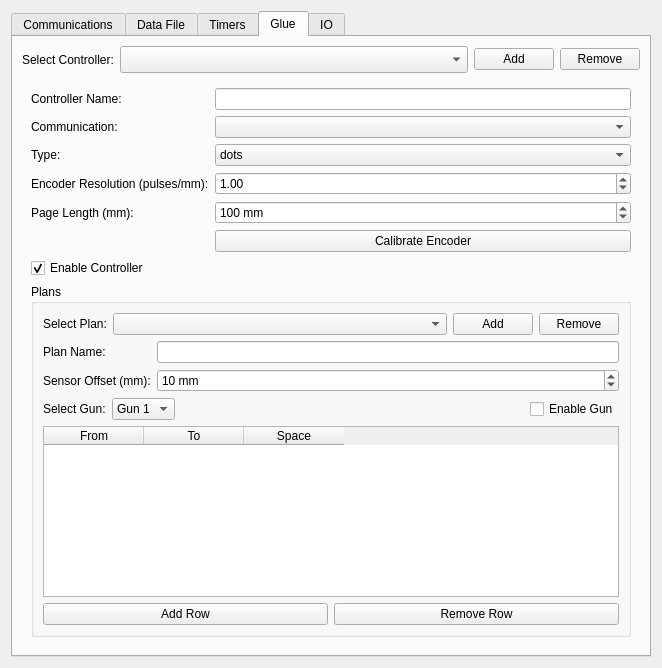
The window that src/gui/SettingsWindow.ui (orkiman/MachineController) describes before a commit, drawn with Qt 5.
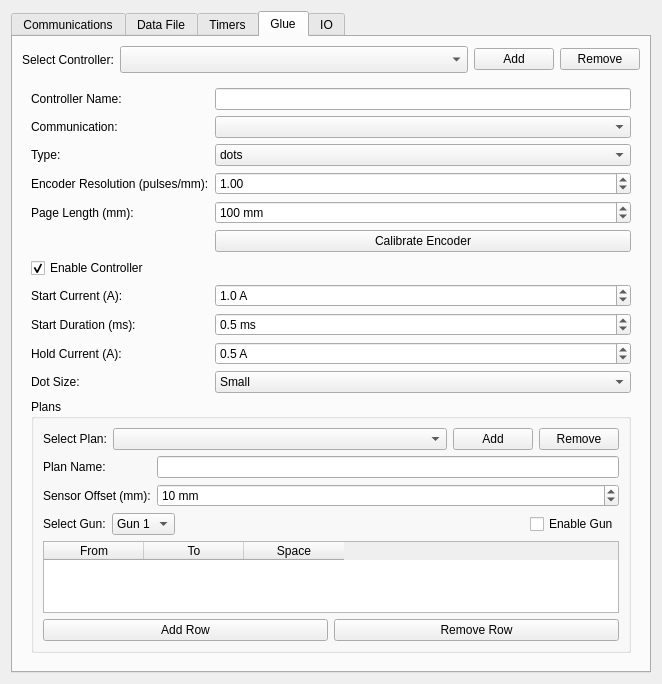
The same window after the commit. The open tabs and pages were chosen to show the change.

Commit message: added glue gun start/cont current, start duration and dot size

```diff
--- a/src/gui/SettingsWindow.ui
+++ b/src/gui/SettingsWindow.ui
@@ -606,6 +606,119 @@
                </property>
               </widget>
              </item>
+             <item row="7" column="0">
+              <widget class="QLabel" name="glueStartCurrentLabel">
+               <property name="text">
+                <string>Start Current (A):</string>
+               </property>
+              </widget>
+             </item>
+             <item row="7" column="1">
+              <widget class="QDoubleSpinBox" name="glueStartCurrentSpinBox">
+               <property name="decimals">
+                <number>1</number>
+               </property>
+               <property name="minimum">
+                <double>0.000000000000000</double>
+               </property>
+               <property name="maximum">
+                <double>3.000000000000000</double>
+               </property>
+               <property name="singleStep">
+                <double>0.100000000000000</double>
+               </property>
+               <property name="value">
+                <double>1.000000000000000</double>
+               </property>
+               <property name="suffix">
+                <string> A</string>
+               </property>
+              </widget>
+             </item>
+             <item row="8" column="0">
+              <widget class="QLabel" name="glueStartDurationLabel">
+               <property name="text">
+                <string>Start Duration (ms):</string>
+               </property>
+              </widget>
+             </item>
+             <item row="8" column="1">
+              <widget class="QDoubleSpinBox" name="glueStartDurationSpinBox">
+               <property name="decimals">
+                <number>1</number>
+               </property>
+               <property name="minimum">
+                <double>0.000000000000000</double>
+               </property>
+               <property name="maximum">
+                <double>3.000000000000000</double>
+               </property>
+               <property name="singleStep">
+                <double>0.100000000000000</double>
+               </property>
+               <property name="value">
+                <double>0.500000000000000</double>
+               </property>
+               <property name="suffix">
+                <string> ms</string>
+               </property>
+              </widget>
+             </item>
+             <item row="9" column="0">
+              <widget class="QLabel" name="glueHoldCurrentLabel">
+               <property name="text">
+                <string>Hold Current (A):</string>
+               </property>
+              </widget>
+             </item>
+             <item row="9" column="1">
+              <widget class="QDoubleSpinBox" name="glueHoldCurrentSpinBox">
+               <property name="decimals">
+                <number>1</number>
+               </property>
+               <property name="minimum">
+                <double>0.000000000000000</double>
+               </property>
+               <property name="maximum">
+                <double>3.000000000000000</double>
+               </property>
+               <property name="singleStep">
+                <double>0.100000000000000</double>
+               </property>
+               <property name="value">
+                <double>0.500000000000000</double>
+               </property>
+               <property name="suffix">
+                <string> A</string>
+               </property>
+              </widget>
+             </item>
+             <item row="10" column="0">
+              <widget class="QLabel" name="glueDotSizeLabel">
+               <property name="text">
+                <string>Dot Size:</string>
+               </property>
+              </widget>
+             </item>
+             <item row="10" column="1">
+              <widget class="QComboBox" name="glueDotSizeComboBox">
+               <item>
+                <property name="text">
+                 <string>Small</string>
+                </property>
+               </item>
+               <item>
+                <property name="text">
+                 <string>Medium</string>
+                </property>
+               </item>
+               <item>
+                <property name="text">
+                 <string>Large</string>
+                </property>
+               </item>
+              </widget>
+             </item>
             </layout>
            </item>
            <item>
```
The commit also changes 5 other files.
